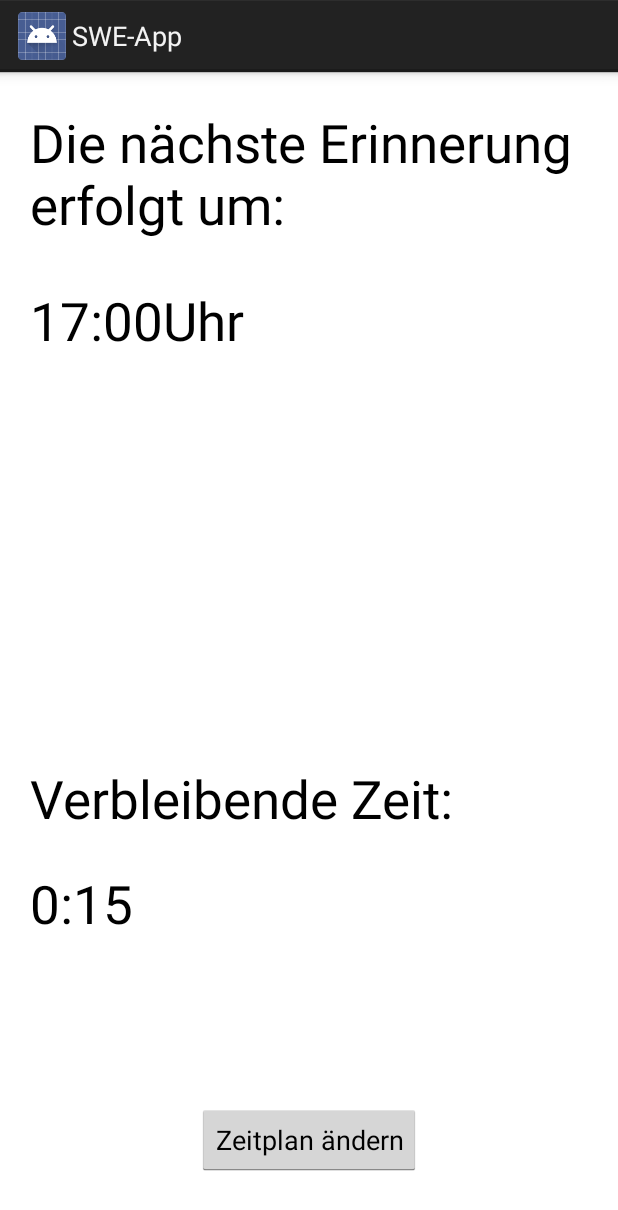
After one commit to Nasto/SWE-App, an Android app: the layout chill_screen.xml on its own in the app's theme, with its tools: preview values and no code run, on a phone screen of 412 x 824 dp. The commit adds this screen. Shown: the top 1210 px of the screen. Run offline under Robolectric (Android 15) with nearby library versions, the phone set to English and light mode, and no system bars.

Commit message:
chill screen added

```diff
--- /dev/null
+++ b/src/main/res/layout/chill_screen.xml
@@ -0,0 +1,62 @@
+<?xml version="1.0" encoding="utf-8"?>
+
+<RelativeLayout xmlns:android="http://schemas.android.com/apk/res/android"
+              android:orientation="vertical"
+              android:layout_width="match_parent"
+              android:layout_height="match_parent">
+
+    <TextView
+            android:layout_width="wrap_content"
+            android:layout_height="wrap_content"
+            android:textAppearance="?android:attr/textAppearanceLarge"
+            android:text="Die nächste Erinnerung erfolgt um:"
+            android:id="@+id/textView"
+            android:layout_alignParentTop="true"
+            android:layout_alignParentLeft="true"
+            android:layout_marginLeft="20dp"
+            android:layout_marginTop="23dp"
+            android:textSize="35dp"/>
+
+    <TextView
+            android:layout_width="wrap_content"
+            android:layout_height="wrap_content"
+            android:textAppearance="?android:attr/textAppearanceLarge"
+            android:text="Verbleibende Zeit:"
+            android:id="@+id/textView2"
+            android:textSize="35dp"
+            android:layout_above="@+id/button"
+            android:layout_alignLeft="@+id/textView"
+            android:layout_marginBottom="180dp"/>
+
+    <Button
+            android:layout_width="wrap_content"
+            android:layout_height="wrap_content"
+            android:text="Zeitplan ändern"
+            android:id="@+id/button"
+            android:layout_marginBottom="40dp"
+            android:layout_alignParentBottom="true"
+            android:layout_centerHorizontal="true"/>
+
+    <TextView
+            android:layout_width="wrap_content"
+            android:layout_height="wrap_content"
+            android:textAppearance="?android:attr/textAppearanceLarge"
+            android:text="@string/chill_time"
+            android:id="@+id/textView3"
+            android:layout_below="@+id/textView"
+            android:layout_alignLeft="@+id/textView"
+            android:layout_marginTop="30dp"
+            android:textSize="35dp"/>
+
+    <TextView
+            android:layout_width="wrap_content"
+            android:layout_height="wrap_content"
+            android:textAppearance="?android:attr/textAppearanceLarge"
+            android:text="@string/chill_time_left"
+            android:id="@+id/textView4"
+            android:layout_alignTop="@+id/textView2"
+            android:layout_alignLeft="@+id/textView2"
+            android:layout_marginTop="70dp"
+            android:textSize="35dp"/>
+
+</RelativeLayout>
--- a/src/main/res/values/strings.xml
+++ b/src/main/res/values/strings.xml
@@ -30,5 +30,7 @@
     <string name="btn22">22:00</string>
     <string name="btn23">23:00</string>
     <string name="timeSelectText">Bitte vier verschiedene Uhrzeiten auswählen. Pro Zeile kann nur eine Uhrzeit ausgewählt werden!</string>
-
+    <string name="chill_time_left">0:15</string>
+    <string name="chill_time">17:00Uhr</string>
+    <string name="umfrage_time">17:00Uhr</string>
 </resources>
```
Also changed, not shown: src/main/res/layout/umfragebildschirm.xml (deleted, +0 -103 lines).
